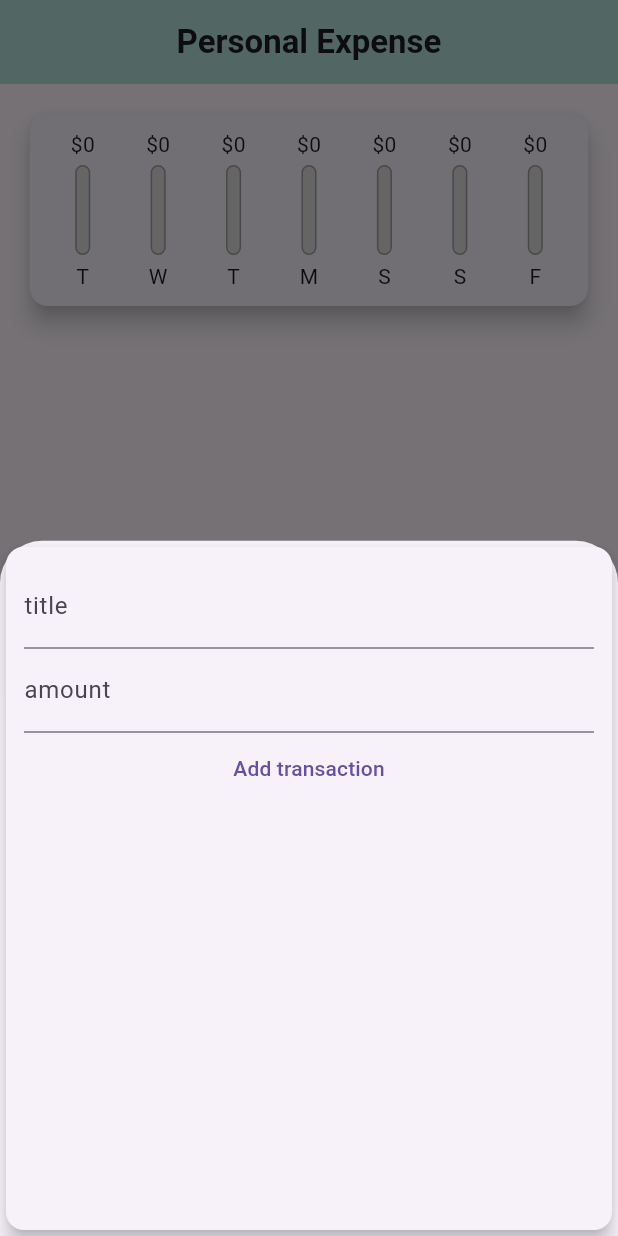
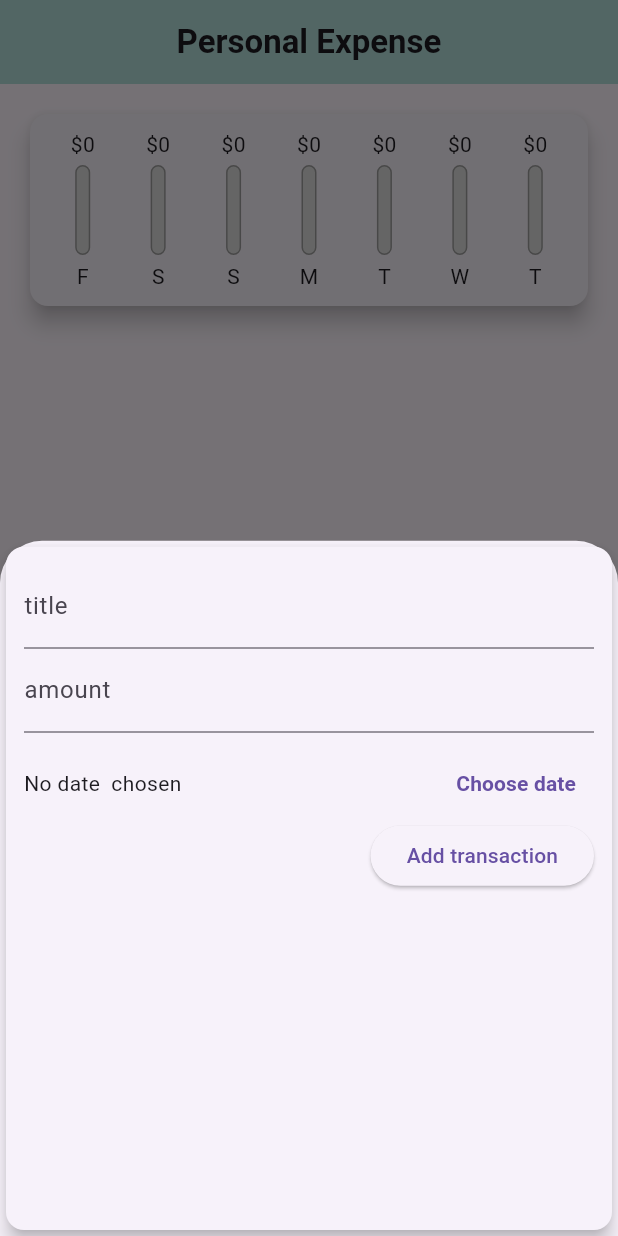
Before and after one commit to saud23058/Personal-Expenses-App-In-Flutter, a Flutter app: the screen it shows after launch, after a tap on the "add" icon, on a phone screen of 412 x 824 dp. Run offline on Flutter 3.47's test engine with Material 3 defaults, Android fonts, the phone set to English and light mode, and no system bars.

Commit message:
final commit

```diff
--- a/lib/main.dart
+++ b/lib/main.dart
@@ -53,15 +53,21 @@ class _HomePageState extends State<HomePage> {
     }).toList(); // Convert Iterable<Transaction> to List<Transaction>
   }
 
-  void _addNewTransaction(String title, double amount) {
+  void _addNewTransaction(String title, double amount , DateTime chosenDate) {
     final newTx = Transaction(
       title: title,
       money: amount,
       id: DateTime.now().toString(),
-      date: DateTime.now(),
+      date: chosenDate,
     );
     setState(() {
       userTransaction.add(newTx);
+    });
+  }
+
+  void deleteTransaction(String id){
+    setState(() {
+      userTransaction.removeWhere((tx) => tx.id==id );
     });
   }
   void startAddNewTransaction(BuildContext context) {
@@ -79,7 +85,7 @@ class _HomePageState extends State<HomePage> {
     return Scaffold(
       appBar: AppBar(
         centerTitle: true,
-        title: Text("Personal Expense",style: TextStyle(fontWeight: FontWeight.bold),),
+        title: const Text("Personal Expense",style: TextStyle(fontWeight: FontWeight.bold),),
         backgroundColor: Theme.of(context).primaryColorLight,
         elevation: 0,
       ),
@@ -87,7 +93,7 @@ class _HomePageState extends State<HomePage> {
         child: Column(
           children: [
             Chart(recentTransaction: _recentTransaction),
-            TransactionsList(transaction:userTransaction )
+            TransactionsList(transaction:userTransaction,deleteTx: deleteTransaction,)
 
           ],
         ),
--- a/lib/widgets/chart.dart
+++ b/lib/widgets/chart.dart
@@ -23,7 +23,7 @@ class Chart extends StatelessWidget {
         'day': DateFormat.E().format(weekDay).substring(0, 1),
         'amount': totalSum
       };
-    });
+    }).reversed.toList();
   }
 
   double get totalSpending{
@@ -36,7 +36,7 @@ class Chart extends StatelessWidget {
   @override
   Widget build(BuildContext context) {
     return Card(
-      margin: EdgeInsets.all(20),
+      margin: const EdgeInsets.all(20),
       elevation: 6,
       child: Padding(
         padding: const EdgeInsets.all(10),
--- a/lib/widgets/chart_bars.dart
+++ b/lib/widgets/chart_bars.dart
@@ -15,7 +15,7 @@ class ChartBars extends StatelessWidget {
     return Column(
       children: [
         FittedBox(child: Text('\$${spendings.toStringAsFixed(0)}')),
-        SizedBox(
+        const SizedBox(
           height: 4,
         ),
         Container(
@@ -26,7 +26,7 @@ class ChartBars extends StatelessWidget {
               Container(
                 decoration: BoxDecoration(
                   border: Border.all(color: Colors.grey, width: 1),
-                  color: Color.fromRGBO(220, 220, 220, 1),
+                  color: const Color.fromRGBO(220, 220, 220, 1),
                   borderRadius: BorderRadius.circular(10),
                 ),
               ),
@@ -42,7 +42,7 @@ class ChartBars extends StatelessWidget {
             ],
           ),
         ),
-        SizedBox(
+        const SizedBox(
           height: 4,
         ),
         Text(label)
--- a/lib/widgets/newTransaction.dart
+++ b/lib/widgets/newTransaction.dart
@@ -1,4 +1,5 @@
 import 'package:flutter/material.dart';
+import 'package:intl/intl.dart';
 
 class NewTransaction extends StatefulWidget {
   final Function newTx;
@@ -11,21 +12,38 @@ class NewTransaction extends StatefulWidget {
 
 class _NewTransactionState extends State<NewTransaction> {
   final titleController = TextEditingController();
+  final amountController = TextEditingController();
+  DateTime? selectedDate;
 
-  final amountController = TextEditingController();
+  void submitData() {
+    if(amountController.text.isEmpty) return;
+    final enteredTitle = titleController.text;
+    final enteredAmount = double.parse(amountController.text);
 
-  void submitData(){
-    final enteredTitle= titleController.text;
-    final enteredAmount=double.parse(amountController.text);
-
-    if(enteredTitle.isEmpty || enteredAmount <=0){
+    if (enteredTitle.isEmpty || enteredAmount <= 0 || selectedDate==null) {
       return;
     }
     widget.newTx(
       enteredTitle,
       enteredAmount,
+      selectedDate,
     );
     Navigator.of(context).pop();
+  }
+
+  void presentDatePicker() {
+    showDatePicker(
+            context: context,
+            firstDate: DateTime(2020),
+            lastDate: DateTime.now())
+        .then((DatePicker) {
+      if (DatePicker == null) {
+        return;
+      }
+      setState(() {
+        selectedDate = DatePicker;
+      });
+    });
   }
 
   @override
@@ -35,23 +53,41 @@ class _NewTransactionState extends State<NewTransaction> {
       child: Padding(
         padding: const EdgeInsets.all(12),
         child: Column(
+          crossAxisAlignment: CrossAxisAlignment.end,
           children: [
             TextField(
               decoration: const InputDecoration(labelText: 'title'),
               // onChanged: (val)=>titleInput=val,
               controller: titleController,
-              onSubmitted: (_) =>submitData(),
+              onSubmitted: (_) => submitData(),
             ),
             TextField(
               keyboardType: TextInputType.number,
-              onSubmitted: (_) =>submitData(),
+              onSubmitted: (_) => submitData(),
               decoration: const InputDecoration(labelText: 'amount'),
               // onChanged: (val)=>amountInput=val,
               controller: amountController,
             ),
-            TextButton(
-                onPressed:submitData,
-                child: const Text('Add transaction'))
+            const SizedBox(
+              height: 10,
+            ),
+            Row(
+              children: [
+                Expanded(
+                  child: Text(selectedDate == null
+                      ? "No date  chosen"
+                      : DateFormat.yMd().format(selectedDate!)),
+                ),
+                TextButton(
+                    onPressed: presentDatePicker,
+                    child: const Text(
+                      "Choose date",
+                      style: TextStyle(fontWeight: FontWeight.bold),
+                    ))
+              ],
+            ),
+            ElevatedButton(
+                onPressed: submitData, child: const Text('Add transaction'))
           ],
         ),
       ),
```
Also changed, not shown: lib/widgets/transactionsList.dart (+27 -36 lines).
